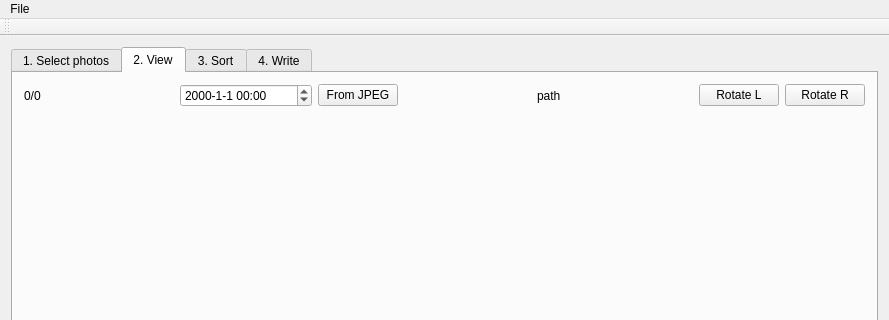
Old version of the form src/mainwindow.ui in the repository tdegeus/chroto; both pictures show x 0 to 889 and y 0 to 320 of the 889 by 646 pixel window.
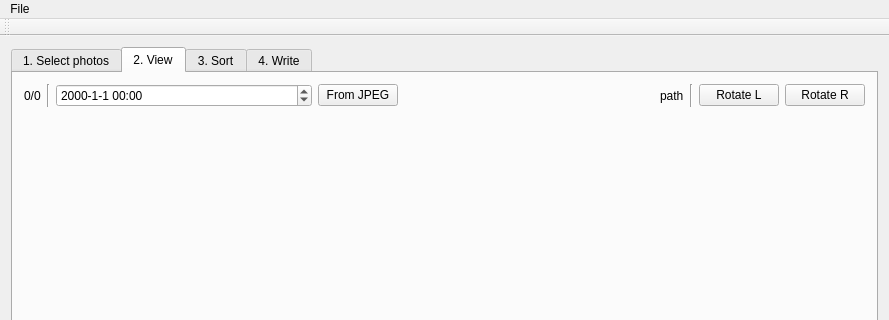
New version of the form.

Diff of the .ui file:
```diff
--- a/src/mainwindow.ui
+++ b/src/mainwindow.ui
@@ -1015,17 +1015,11 @@
            </widget>
           </item>
           <item>
-           <spacer name="horizontalSpacer">
+           <widget class="Line" name="line_8">
             <property name="orientation">
-             <enum>Qt::Horizontal</enum>
+             <enum>Qt::Vertical</enum>
             </property>
-            <property name="sizeHint" stdset="0">
-             <size>
-              <width>40</width>
-              <height>20</height>
-             </size>
-            </property>
-           </spacer>
+           </widget>
           </item>
           <item>
            <widget class="QDateTimeEdit" name="tV_dateTimeEdit">
@@ -1072,7 +1066,7 @@
             </property>
             <property name="sizeHint" stdset="0">
              <size>
-              <width>40</width>
+              <width>0</width>
               <height>20</height>
              </size>
             </property>
@@ -1086,17 +1080,11 @@
            </widget>
           </item>
           <item>
-           <spacer name="horizontalSpacer_6">
+           <widget class="Line" name="line_9">
             <property name="orientation">
-             <enum>Qt::Horizontal</enum>
+             <enum>Qt::Vertical</enum>
             </property>
-            <property name="sizeHint" stdset="0">
-             <size>
-              <width>40</width>
-              <height>20</height>
-             </size>
-            </property>
-           </spacer>
+           </widget>
           </item>
           <item>
            <widget class="QPushButton" name="tV_pushButton_rotL">
```
